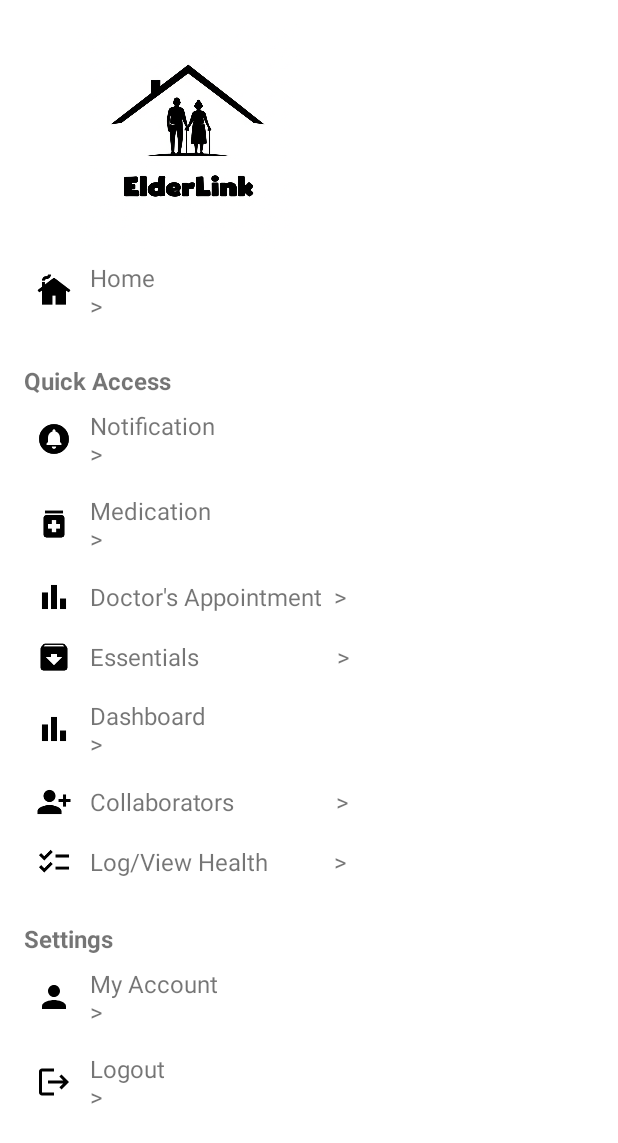
After one commit to Yyangyy2/ElderLink, an Android app built with Jetpack Compose: the layout left_side_menu.xml on its own in the app's theme, with its tools: preview values and no code run, on a phone screen of 412 x 824 dp. The commit adds this screen. Shown: the top 1143 px of the screen. Run offline under Robolectric (Android 15) with nearby library versions, the phone set to English and light mode, and no system bars.

Commit message:
Added left navigation menu [buttons not functioning yet]

```diff
--- a/app/src/main/java/com/example/elderlink/CheckOnElderlyActivity.java
+++ b/app/src/main/java/com/example/elderlink/CheckOnElderlyActivity.java
@@ -1,5 +1,6 @@
 package com.example.elderlink;
 
+import android.annotation.SuppressLint;
 import android.content.Intent;
 import android.graphics.Bitmap;
 import android.graphics.BitmapFactory;
@@ -11,11 +12,15 @@ import android.widget.ImageView;
 import android.widget.TextView;
 
 import androidx.appcompat.app.AppCompatActivity;
+import androidx.core.view.GravityCompat;
+import androidx.drawerlayout.widget.DrawerLayout;
+import androidx.fragment.app.Fragment;
 
 import com.example.elderlink.view_medication.ViewMedicationActivity;
 
 public class CheckOnElderlyActivity extends AppCompatActivity {
 
+    @SuppressLint("ResourceType")
     @Override
     protected void onCreate(Bundle savedInstanceState) {
         super.onCreate(savedInstanceState);
@@ -52,8 +57,21 @@ public class CheckOnElderlyActivity extends AppCompatActivity {
         });
 
 
+
+        //Open Left navigation menu------------------------------------------------
+        DrawerLayout drawerLayout = findViewById(R.id.drawerLayout);
+        ImageButton navMenu = findViewById(R.id.navMenu);
+
+        // When clicking the button, open the drawer
+        navMenu.setOnClickListener(v -> {
+            drawerLayout.openDrawer(GravityCompat.START); // START is opens from left
+        });
+
+
+
+
         //View Medication Button (to Medication)------------------------------------------------
-        //View Medication Button (to Medication)------------------------------------------------
+
         ImageButton btnMedication = findViewById(R.id.btnMedication);
 
         btnMedication.setOnClickListener(new View.OnClickListener() {
--- /dev/null
+++ b/app/src/main/res/drawable/nav_logout.xml
@@ -0,0 +1,5 @@
+<vector xmlns:android="http://schemas.android.com/apk/res/android" android:autoMirrored="true" android:height="24dp" android:tint="#000000" android:viewportHeight="24" android:viewportWidth="24" android:width="24dp">
+
+    <path android:fillColor="@android:color/white" android:pathData="M17,7l-1.41,1.41L18.17,11H8v2h10.17l-2.58,2.58L17,17l5,-5zM4,5h8V3H4c-1.1,0 -2,0.9 -2,2v14c0,1.1 0.9,2 2,2h8v-2H4V5z"/>
+
+</vector>
--- /dev/null
+++ b/app/src/main/res/drawable/nav_menu.xml
@@ -0,0 +1,5 @@
+<vector xmlns:android="http://schemas.android.com/apk/res/android" android:height="50dp" android:tint="#000000" android:viewportHeight="24" android:viewportWidth="24" android:width="50dp">
+
+    <path android:fillColor="@android:color/white" android:pathData="M2,15.5v2h20v-2L2,15.5zM2,10.5v2h20v-2L2,10.5zM2,5.5v2h20v-2L2,5.5z"/>
+
+</vector>
--- a/app/src/main/res/layout/check_on_elderly_page.xml
+++ b/app/src/main/res/layout/check_on_elderly_page.xml
@@ -1,10 +1,15 @@
 <?xml version="1.0" encoding="utf-8"?>
-<RelativeLayout xmlns:android="http://schemas.android.com/apk/res/android"
-    xmlns:app="http://schemas.android.com/apk/res-auto"
+<androidx.drawerlayout.widget.DrawerLayout
+    xmlns:android="http://schemas.android.com/apk/res/android"
     xmlns:tools="http://schemas.android.com/tools"
+    android:id="@+id/drawerLayout"
+    android:layout_width="match_parent"
+    android:layout_height="match_parent">
+    <RelativeLayout
         android:layout_width="match_parent"
         android:layout_height="match_parent"
         android:background="@android:color/white">
+
 
         <!-- Top Blue Bar -->
         <LinearLayout
@@ -343,13 +348,19 @@
                 tools:ignore="SpeakableTextPresentCheck" />
 
             <ImageButton
-            android:id="@+id/navSettings"
+                android:id="@+id/navMenu"
                 android:layout_width="0dp"
                 android:layout_height="match_parent"
                 android:layout_weight="1"
                 android:background="@android:color/transparent"
-            android:src="@drawable/nav_settings"
+                android:src="@drawable/nav_menu"
                 tools:ignore="SpeakableTextPresentCheck" />
         </LinearLayout>
 
     </RelativeLayout>
+
+    <include layout="@layout/left_side_menu"
+        android:layout_width="280dp"
+        android:layout_height="match_parent"
+        android:layout_gravity="start"/> <!-- Include the left side menu within this page -->
+</androidx.drawerlayout.widget.DrawerLayout>
--- /dev/null
+++ b/app/src/main/res/layout/left_side_menu.xml
@@ -0,0 +1,284 @@
+<?xml version="1.0" encoding="utf-8"?>
+<androidx.constraintlayout.widget.ConstraintLayout xmlns:android="http://schemas.android.com/apk/res/android"
+    xmlns:tools="http://schemas.android.com/tools"
+    android:layout_width="match_parent"
+    android:layout_height="match_parent"
+    android:id="@+id/left_side_menu">
+
+
+    <LinearLayout
+        android:layout_width="250dp"
+        android:layout_height="match_parent"
+        android:layout_gravity="start"
+        android:orientation="vertical"
+        android:background="@android:color/white"
+        android:padding="16dp"
+        tools:ignore="MissingConstraints">
+
+        <!-- Logo -->
+        <ImageView
+            android:layout_width="150dp"
+            android:layout_height="150dp"
+            android:src="@drawable/logofyp_black"
+            android:layout_gravity="center"
+            android:contentDescription="Logo"/>
+
+        <!-- Home Button -->
+        <LinearLayout
+            android:id="@+id/btnHome"
+            android:layout_width="225dp"
+            android:layout_height="wrap_content"
+            android:orientation="horizontal"
+            android:padding="8dp"
+            android:gravity="center_vertical">
+
+            <ImageView
+                android:layout_width="24dp"
+                android:layout_height="24dp"
+                android:src="@drawable/nav_home"
+                android:contentDescription="Home Icon"/>
+
+            <TextView
+                android:layout_width="wrap_content"
+                android:layout_height="wrap_content"
+                android:layout_marginStart="12dp"
+                android:text="Home                               >"
+                android:textSize="16sp"/>
+        </LinearLayout>
+
+        <!-- Quick Access Title -->
+        <TextView
+            android:layout_width="match_parent"
+            android:layout_height="wrap_content"
+            android:text="Quick Access"
+            android:textStyle="bold"
+            android:textSize="16dp"
+            android:paddingTop="20dp"/>
+
+
+
+        <!-- Notification -->
+        <LinearLayout
+            android:id="@+id/btnNotification"
+            android:layout_width="225dp"
+            android:layout_height="wrap_content"
+            android:orientation="horizontal"
+            android:padding="8dp"
+            android:gravity="center_vertical">
+
+            <ImageView
+                android:layout_width="24dp"
+                android:layout_height="24dp"
+                android:src="@drawable/nav_notification"
+                android:contentDescription="Medication Icon"/>
+
+            <TextView
+                android:layout_width="wrap_content"
+                android:layout_height="wrap_content"
+                android:layout_marginStart="12dp"
+                android:text="Notification                     >"
+                android:textSize="16sp"/>
+        </LinearLayout>
+
+
+        <!-- Medication -->
+        <LinearLayout
+            android:id="@+id/btnMedication"
+            android:layout_width="225dp"
+            android:layout_height="wrap_content"
+            android:gravity="center_vertical"
+            android:orientation="horizontal"
+            android:padding="8dp">
+
+            <ImageView
+                android:layout_width="24dp"
+                android:layout_height="24dp"
+                android:contentDescription="Medication Icon"
+                android:src="@drawable/view_medication_logo" />
+
+            <TextView
+                android:layout_width="wrap_content"
+                android:layout_height="wrap_content"
+                android:layout_marginStart="12dp"
+                android:text="Medication                      >"
+                android:textSize="16sp" />
+        </LinearLayout>
+
+
+
+        <!-- Doctor Appointment -->
+        <LinearLayout
+            android:id="@+id/btnDoctorAppointment"
+            android:layout_width="225dp"
+            android:layout_height="wrap_content"
+            android:gravity="center_vertical"
+            android:orientation="horizontal"
+            android:padding="8dp">
+
+            <ImageView
+                android:layout_width="24dp"
+                android:layout_height="24dp"
+                android:contentDescription="Dashboard Icon"
+                android:src="@drawable/view_dashboard" />
+
+            <TextView
+                android:layout_width="wrap_content"
+                android:layout_height="wrap_content"
+                android:layout_marginStart="12dp"
+                android:text="Doctor's Appointment  >"
+                android:textSize="16sp" />
+        </LinearLayout>
+
+        <!-- View Essentials -->
+        <LinearLayout
+            android:id="@+id/btnEssentials"
+            android:layout_width="225dp"
+            android:layout_height="wrap_content"
+            android:orientation="horizontal"
+            android:padding="8dp"
+            android:gravity="center_vertical">
+
+            <ImageView
+                android:layout_width="24dp"
+                android:layout_height="24dp"
+                android:src="@drawable/view_essentials"
+                android:contentDescription="Dashboard Icon"/>
+
+            <TextView
+                android:layout_width="wrap_content"
+                android:layout_height="wrap_content"
+                android:layout_marginStart="12dp"
+                android:text="Essentials                       >"
+                android:textSize="16sp"/>
+        </LinearLayout>
+
+        <!-- Dashboard -->
+        <LinearLayout
+            android:id="@+id/btnDashboard"
+            android:layout_width="225dp"
+            android:layout_height="wrap_content"
+            android:orientation="horizontal"
+            android:padding="8dp"
+            android:gravity="center_vertical">
+
+            <ImageView
+                android:layout_width="24dp"
+                android:layout_height="24dp"
+                android:src="@drawable/view_dashboard"
+                android:contentDescription="Dashboard Icon"/>
+
+            <TextView
+                android:layout_width="wrap_content"
+                android:layout_height="wrap_content"
+                android:layout_marginStart="12dp"
+                android:text="Dashboard                      >"
+                android:textSize="16sp"/>
+        </LinearLayout>
+
+
+
+        <!-- Collaborators -->
+        <LinearLayout
+            android:id="@+id/btnCollaborators"
+            android:layout_width="225dp"
+            android:layout_height="wrap_content"
+            android:orientation="horizontal"
+            android:padding="8dp"
+            android:gravity="center_vertical">
+
+            <ImageView
+                android:layout_width="24dp"
+                android:layout_height="24dp"
+                android:src="@drawable/view_collaborators"
+                android:contentDescription="Dashboard Icon"/>
+
+            <TextView
+                android:layout_width="wrap_content"
+                android:layout_height="wrap_content"
+                android:layout_marginStart="12dp"
+                android:text="Collaborators                 >"
+                android:textSize="16sp"/>
+        </LinearLayout>
+
+
+
+        <!-- Log/View Health -->
+        <LinearLayout
+            android:id="@+id/btnHealth"
+            android:layout_width="225dp"
+            android:layout_height="wrap_content"
+            android:orientation="horizontal"
+            android:padding="8dp"
+            android:gravity="center_vertical">
+
+            <ImageView
+                android:layout_width="24dp"
+                android:layout_height="24dp"
+                android:src="@drawable/view_health_symptoms"
+                android:contentDescription="Dashboard Icon"/>
+
+            <TextView
+                android:layout_width="wrap_content"
+                android:layout_height="wrap_content"
+                android:layout_marginStart="12dp"
+                android:text="Log/View Health           >"
+                android:textSize="16sp"/>
+        </LinearLayout>
+
+        <!-- Settings Title -->
+        <TextView
+            android:layout_width="match_parent"
+            android:layout_height="wrap_content"
+            android:text="Settings"
+            android:textStyle="bold"
+            android:textSize="16dp"
+            android:paddingTop="20dp"/>
+
+        <!-- My Account -->
+        <LinearLayout
+            android:id="@+id/btnMyAccount"
+            android:layout_width="225dp"
+            android:layout_height="wrap_content"
+            android:orientation="horizontal"
+            android:padding="8dp"
+            android:gravity="center_vertical">
+
+            <ImageView
+                android:layout_width="24dp"
+                android:layout_height="24dp"
+                android:src="@drawable/profile_placeholder"
+                android:contentDescription="Account Icon"/>
+
+            <TextView
+                android:layout_width="wrap_content"
+                android:layout_height="wrap_content"
+                android:layout_marginStart="12dp"
+                android:text="My Account                    >"
+                android:textSize="16sp"/>
+        </LinearLayout>
+
+        <!-- Logout -->
+        <LinearLayout
+            android:id="@+id/btnLogout"
+            android:layout_width="225dp"
+            android:layout_height="wrap_content"
+            android:orientation="horizontal"
+            android:padding="8dp"
+            android:gravity="center_vertical">
+
+            <ImageView
+                android:layout_width="24dp"
+                android:layout_height="24dp"
+                android:src="@drawable/nav_logout"
+                android:contentDescription="Logout Icon"/>
+
+            <TextView
+                android:layout_width="wrap_content"
+                android:layout_height="wrap_content"
+                android:layout_marginStart="12dp"
+                android:text="Logout                             >"
+                android:textSize="16sp"/>
+        </LinearLayout>
+
+    </LinearLayout>
+</androidx.constraintlayout.widget.ConstraintLayout>
--- a/app/src/main/res/layout/medication_view_page.xml
+++ b/app/src/main/res/layout/medication_view_page.xml
@@ -117,12 +117,12 @@
             tools:ignore="SpeakableTextPresentCheck" />
 
         <ImageButton
-            android:id="@+id/navSettings"
+            android:id="@+id/navMenu"
             android:layout_width="0dp"
             android:layout_height="match_parent"
             android:layout_weight="1"
             android:background="@null"
-            android:src="@drawable/nav_settings"
+            android:src="@drawable/nav_menu"
             tools:ignore="SpeakableTextPresentCheck" />
     </LinearLayout>
 
```
Also changed, not shown: app/src/main/res/drawable/logofyp_black.png (added). Lines whose indentation alone changed are shown as unchanged.
